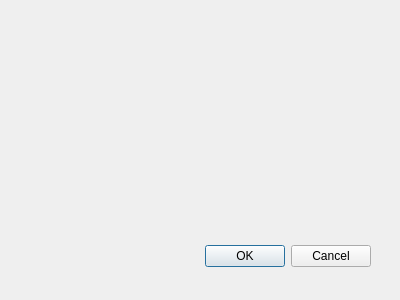
Above: setupdialog.ui from salvato/ImageSequence before the change. Below: the same form after it.
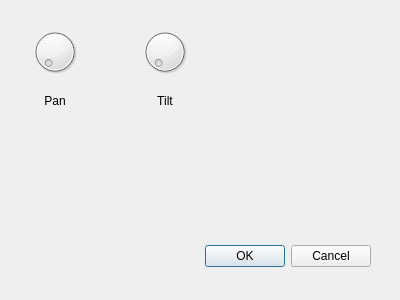
That is the form after the change.

Patch:
```diff
--- a/setupdialog.ui
+++ b/setupdialog.ui
@@ -31,6 +31,58 @@
     <set>QDialogButtonBox::Cancel|QDialogButtonBox::Ok</set>
    </property>
   </widget>
+  <widget class="QDial" name="dialPan">
+   <property name="geometry">
+    <rect>
+     <x>30</x>
+     <y>20</y>
+     <width>50</width>
+     <height>64</height>
+    </rect>
+   </property>
+  </widget>
+  <widget class="QDial" name="dialTilt">
+   <property name="geometry">
+    <rect>
+     <x>140</x>
+     <y>20</y>
+     <width>50</width>
+     <height>64</height>
+    </rect>
+   </property>
+  </widget>
+  <widget class="QLabel" name="labelPan">
+   <property name="geometry">
+    <rect>
+     <x>30</x>
+     <y>90</y>
+     <width>50</width>
+     <height>22</height>
+    </rect>
+   </property>
+   <property name="text">
+    <string>Pan</string>
+   </property>
+   <property name="alignment">
+    <set>Qt::AlignCenter</set>
+   </property>
+  </widget>
+  <widget class="QLabel" name="labelTilt">
+   <property name="geometry">
+    <rect>
+     <x>140</x>
+     <y>90</y>
+     <width>50</width>
+     <height>22</height>
+    </rect>
+   </property>
+   <property name="text">
+    <string>Tilt</string>
+   </property>
+   <property name="alignment">
+    <set>Qt::AlignCenter</set>
+   </property>
+  </widget>
  </widget>
  <pixmapfunction/>
  <resources/>
```
Left out of the diff: 5 changed lines with no effect on the pictures.
